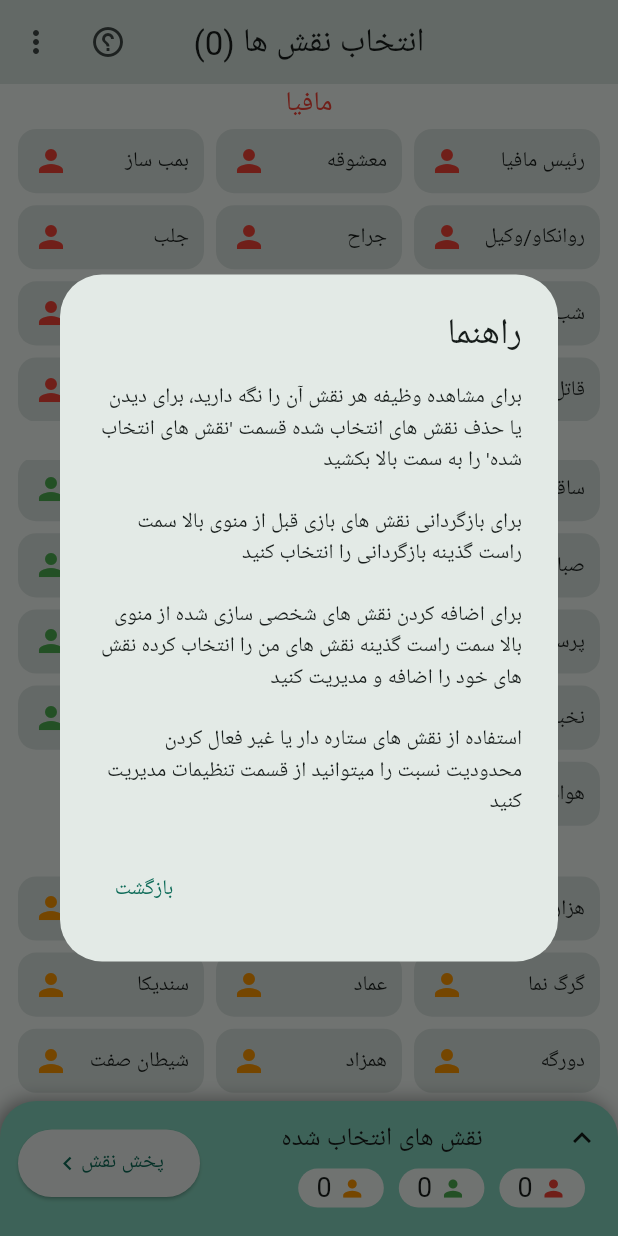
After one commit to TiimmyFTurner/mafia_2, a Flutter app: the SetRolesScreen screen opened by its route, scrolled down 361 dp, after a tap on the "help outline" icon, on a phone screen of 412 x 824 dp. The commit adds this screen. Run offline on Flutter 3.47's test engine with Material 3 defaults, Android fonts, the phone set to English and light mode, and no system bars; drawn by our look-alikes of dynamic_color; our stand-ins replace flutter_riverpod, freezed_annotation, go_router, riverpod_annotation, shared_preferences; accounts and stored records are empty; generated files the repository leaves out were written again; Roboto replaces fonts that are missing (Koodak).

Commit message:
create and config set roles screen

```diff
--- a/lib/infrastructure/router.dart
+++ b/lib/infrastructure/router.dart
@@ -3,6 +3,7 @@ import 'package:mafia_2/presentation/screens/help_roles_screen.dart';
 import 'package:mafia_2/presentation/screens/home_screen.dart';
 import 'package:mafia_2/presentation/screens/how_to_play_screen.dart';
 import 'package:mafia_2/presentation/screens/set_players_screen.dart';
+import 'package:mafia_2/presentation/screens/set_roles_screen.dart';
 import 'package:mafia_2/presentation/screens/settings_screen.dart';
 
 final GoRouter router = GoRouter(
@@ -33,5 +34,10 @@ final GoRouter router = GoRouter(
       name: 'setPlayers',
       builder: (context, state) =>  const SetPlayersScreen(),
     ),
+    GoRoute(
+      path: '/setRoles',
+      name: 'setRoles',
+      builder: (context, state) =>  const SetRolesScreen(),
+    ),
   ],
 );
--- a/lib/presentation/screens/set_players_screen.dart
+++ b/lib/presentation/screens/set_players_screen.dart
@@ -110,10 +110,7 @@ class _SetPlayersScreenState extends ConsumerState<SetPlayersScreen> {
                   ),
                   onPressed: () {
                     if (players.length > 2) {
-                      //TODO:IMPLEMENT WHEN SET ROLE PAGE IS CREATED
-                      // Navigator.of(context).push(
-                      //   MaterialPageRoute(builder: (_) => SetRoles()),
-                      // );
+                      context.pushNamed('setRoles');
                     } else {
                       ScaffoldMessenger.of(context).showSnackBar(
                         const SnackBar(
--- /dev/null
+++ b/lib/presentation/screens/set_roles_screen.dart
@@ -0,0 +1,175 @@
+import 'package:flutter/material.dart';
+import 'package:flutter_riverpod/flutter_riverpod.dart';
+import 'package:go_router/go_router.dart';
+import 'package:mafia_2/applications/state_management/player_and_roles_provider.dart';
+import 'package:mafia_2/presentation/widgets/role_list_item_widget.dart';
+import 'package:mafia_2/presentation/widgets/setRolesExhibitionBottomSheet.dart';
+
+class SetRolesScreen extends ConsumerWidget {
+  const SetRolesScreen({super.key});
+
+  @override
+  Widget build(BuildContext context, WidgetRef ref) {
+    List mafia = ref.watch(mafiasProvider);
+    List citizen = ref.watch(citizensProvider);
+    List independent = ref.watch(independentsProvider);
+
+    Widget roleGridView(
+        {required int flex, required List roles, required String setter}) {
+      return Expanded(
+        flex: flex,
+        child: GridView.count(
+          crossAxisCount: 3,
+          childAspectRatio: (2.6 / 1),
+          children: List.generate(
+            roles.length,
+            (index) => index < roles.length
+                ? InkWell(
+                    borderRadius: BorderRadius.circular(15),
+                    radius: 200,
+                    child: RoleListItemWidget(roles[index]),
+                    onTap: () {
+                      ref
+                          .read(selectedRolesProvider.notifier)
+                          .addRole(roles[index]);
+                    },
+                    onLongPress: () => showRoleJob(context, roles[index]),
+                  )
+                : Container(),
+          ),
+        ),
+      );
+    }
+
+    Widget buildBody() {
+      return Padding(
+        padding: const EdgeInsets.symmetric(horizontal: 8),
+        child: Column(
+          children: <Widget>[
+            const Text('مافیا',
+                style: TextStyle(color: Colors.red, fontSize: 18)),
+            roleGridView(flex: 4, roles: mafia, setter: "add"),
+            const Text('شهروند',
+                style: TextStyle(color: Colors.green, fontSize: 18)),
+            roleGridView(flex: 5, roles: citizen, setter: "add"),
+            const Text('مستقل',
+                style: TextStyle(color: Colors.orange, fontSize: 18)),
+            roleGridView(flex: 3, roles: independent, setter: "add"),
+            const SizedBox(height: 95)
+          ],
+        ),
+      );
+    }
+
+    return Scaffold(
+      appBar: _buildAppBar(context, ref),
+      body: Stack(
+        children: <Widget>[
+          SafeArea(child: buildBody()),
+          const SetRolesExhibitionBottomSheet(),
+        ],
+      ),
+    );
+  }
+
+  AppBar _buildAppBar(context, ref) => AppBar(
+        title: Text("انتخاب نقش ها (${ref.watch(playerNamesProvider).length})"),
+        centerTitle: true,
+        actions: <Widget>[
+          IconButton(
+            icon: const Icon(Icons.help_outline),
+            onPressed: () {
+              showDialog(
+                context: context,
+                builder: (BuildContext context) {
+                  return AlertDialog(
+                    title: const Text("راهنما"),
+                    content: const Text(
+                      "برای مشاهده وظیفه هر نقش آن را نگه دارید، برای دیدن یا حذف نقش های انتخاب شده قسمت 'نقش های انتخاب شده' را به سمت بالا بکشید \n\nبرای بازگردانی نقش های بازی قبل از منوی بالا سمت راست گذینه بازگردانی را انتخاب کنید\n\nبرای اضافه کردن نقش های شخصی سازی شده از منوی بالا سمت راست گذینه نقش های من را انتخاب کرده نقش های خود را اضافه و مدیریت کنید\n\nاستفاده از نقش های ستاره دار یا غیر فعال کردن محدودیت نسبت را میتوانید از قسمت تنظیمات مدیریت کنید",
+                    ),
+                    actions: [
+                      TextButton(
+                        child: const Text("بازگشت"),
+                        onPressed: () => context.pop(),
+                      ),
+                    ],
+                  );
+                },
+              );
+            },
+          ),
+          _popupMenuButton(context),
+        ],
+      );
+
+  showRoleJob(_, role) {
+    return showDialog(
+      context: _,
+      builder: (BuildContext context) {
+        return AlertDialog(
+          title: Text(
+            role.name,
+          ),
+          content: SingleChildScrollView(
+            child: Text(
+              role.job,
+            ),
+          ),
+          actions: <Widget>[
+            TextButton(
+              child: const Text("فهمیدم"),
+              onPressed: () {
+                Navigator.of(context).pop();
+              },
+            ),
+          ],
+        );
+      },
+    );
+  }
+
+  _popupMenuButton(context) {
+    return PopupMenuButton<int>(
+      // onSelected: (value) => _menuOnSelected(value, context),
+      itemBuilder: (context) => [
+        const PopupMenuItem(
+          value: 1,
+          child: Row(
+            children: [
+              Icon(Icons.replay),
+              SizedBox(width: 8),
+              Text("باز گردانی نقش ها"),
+            ],
+          ),
+        ),
+        const PopupMenuItem(
+          value: 2,
+          child: Row(
+            children: [
+              Icon(Icons.list_alt),
+              SizedBox(width: 8),
+              Text("نقش های من"),
+            ],
+          ),
+        ),
+      ],
+    );
+  }
+//
+// _menuOnSelected(int value, BuildContext context) {
+//   switch (value) {
+//     case 1:
+//       // Provider.of<RolesNPlayers>(context, listen: false).recoverLastRoles();
+//       break;
+//     case 2:
+//       showModalBottomSheet(
+//           context: context,
+//           enableDrag: true,
+//           isScrollControlled: true,
+//           builder: (builder) => MyRoles())
+//           .then((value) => Provider.of<RolesNPlayers>(context, listen: false)
+//           .saveCustomRoles());
+//       break;
+//   }
+// }
+}
--- a/lib/presentation/widgets/role_list_item_widget.dart
+++ b/lib/presentation/widgets/role_list_item_widget.dart
@@ -7,7 +7,7 @@ class RoleListItemWidget extends StatefulWidget {
   const RoleListItemWidget(this._role, {super.key});
 
   @override
-  _RoleListItemWidgetState createState() => _RoleListItemWidgetState();
+  State createState() => _RoleListItemWidgetState();
 }
 
 class _RoleListItemWidgetState extends State<RoleListItemWidget> {
--- /dev/null
+++ b/lib/presentation/widgets/setRolesExhibitionBottomSheet.dart
@@ -0,0 +1,337 @@
+import 'dart:ui';
+import 'dart:math';
+
+import 'package:flutter/material.dart';
+import 'package:flutter_riverpod/flutter_riverpod.dart';
+import 'package:mafia_2/applications/state_management/player_and_roles_provider.dart';
+import 'package:mafia_2/presentation/widgets/role_list_item_widget.dart';
+
+const double minHeight = 90;
+
+class SetRolesExhibitionBottomSheet extends ConsumerStatefulWidget {
+  const SetRolesExhibitionBottomSheet({super.key});
+
+  @override
+  SetRolesExhibitionBottomSheetState createState() =>
+      SetRolesExhibitionBottomSheetState();
+}
+
+class SetRolesExhibitionBottomSheetState
+    extends ConsumerState<SetRolesExhibitionBottomSheet>
+    with SingleTickerProviderStateMixin {
+  late AnimationController _animationController;
+
+  double get maxHeight => MediaQuery.of(context).size.height / 1.15;
+
+  @override
+  void initState() {
+    super.initState();
+    _animationController = AnimationController(
+      vsync: this,
+      duration: const Duration(milliseconds: 600),
+    );
+  }
+
+  @override
+  void dispose() {
+    _animationController.dispose();
+    super.dispose();
+  }
+
+  double? lerp(double min, double max) =>
+      lerpDouble(min, max, _animationController.value);
+
+  @override
+  Widget build(BuildContext context) {
+    return AnimatedBuilder(
+      animation: _animationController,
+      builder: (context, child) {
+        return Positioned(
+          height: lerp(minHeight, maxHeight),
+          bottom: 0,
+          right: 0,
+          left: 0,
+          child: GestureDetector(
+            onTap: _toggle,
+            onVerticalDragUpdate: _handleDragUpdate,
+            onVerticalDragEnd: _handleDragEnd,
+            child: Container(
+              padding: const EdgeInsets.symmetric(horizontal: 0),
+              decoration: BoxDecoration(
+                boxShadow: [
+                  BoxShadow(
+                      color: Colors.black.withOpacity(.4),
+                      blurRadius: 10,
+                      offset: const Offset(-3, -.5))
+                ],
+                color: Theme.of(context).colorScheme.inversePrimary,
+                borderRadius:
+                    const BorderRadius.vertical(top: Radius.circular(24)),
+              ),
+              child: Padding(
+                padding: const EdgeInsets.all(12),
+                child: Column(
+                  children: [
+                    Row(
+                      mainAxisAlignment: MainAxisAlignment.end,
+                      children: [
+                        Expanded(
+                          child: Column(
+                            children: [
+                              Row(
+                                children: [
+                                  RotationTransition(
+                                      turns:
+                                          AlwaysStoppedAnimation(lerp(0, .5)!),
+                                      child:
+                                          const Icon(Icons.keyboard_arrow_up)),
+                                  Expanded(
+                                    child: Text(
+                                      'نقش های انتخاب شده',
+                                      style: TextStyle(fontSize: lerp(17, 20)),
+                                      textAlign: TextAlign.center,
+                                    ),
+                                  )
+                                ],
+                              ),
+                              Row(
+                                children: [
+                                  Padding(
+                                    padding: const EdgeInsets.only(
+                                        top: 8, right: 10, left: 10),
+                                    child: Container(
+                                      decoration: BoxDecoration(
+                                        borderRadius: BorderRadius.circular(16),
+                                        color: Theme.of(context).cardColor,
+                                      ),
+                                      child: Center(
+                                        child: Padding(
+                                          padding: const EdgeInsets.symmetric(
+                                              horizontal: 12),
+                                          child: Row(
+                                            children: [
+                                              const Icon(
+                                                Icons.person,
+                                                color: Colors.red,
+                                                size: 18,
+                                              ),
+                                              Text(
+                                                " ${ref.watch(selectedMafiaProvider)}",
+                                                style: const TextStyle(
+                                                    fontSize: 18),
+                                              ),
+                                            ],
+                                          ),
+                                        ),
+                                      ),
+                                    ),
+                                  ),
+                                  Padding(
+                                    padding: const EdgeInsets.only(top: 8),
+                                    child: Container(
+                                      decoration: BoxDecoration(
+                                        borderRadius: BorderRadius.circular(16),
+                                        color: Theme.of(context).cardColor,
+                                      ),
+                                      child: Center(
+                                        child: Padding(
+                                          padding: const EdgeInsets.symmetric(
+                                              horizontal: 12),
+                                          child: Row(
+                                            children: [
+                                              const Icon(
+                                                Icons.person,
+                                                color: Colors.green,
+                                                size: 18,
+                                              ),
+                                              Text(
+                                                " ${ref.watch(selectedCitizenProvider) - ref.watch(selectedIndependentProvider)}",
+                                                style: const TextStyle(
+                                                    fontSize: 18),
+                                              ),
+                                            ],
+                                          ),
+                                        ),
+                                      ),
+                                    ),
+                                  ),
+                                  Padding(
+                                    padding: const EdgeInsets.only(
+                                        top: 8, right: 10, left: 10),
+                                    child: Container(
+                                      decoration: BoxDecoration(
+                                        borderRadius: BorderRadius.circular(16),
+                                        color: Theme.of(context).cardColor,
+                                      ),
+                                      child: Center(
+                                        child: Padding(
+                                          padding: const EdgeInsets.symmetric(
+                                              horizontal: 12),
+                                          child: Row(
+                                            children: [
+                                              const Icon(
+                                                Icons.person,
+                                                color: Colors.orange,
+                                                size: 18,
+                                              ),
+                                              Text(
+                                                " ${ref.watch(selectedIndependentProvider)}",
+                                                style: const TextStyle(
+                                                    fontSize: 18),
+                                              ),
+                                            ],
+                                          ),
+                                        ),
+                                      ),
+                                    ),
+                                  ),
+                                ],
+                              )
+                            ],
+                          ),
+                        ),
+                        SizedBox(
+                          height: 45,
+                          child: ElevatedButton(
+                            child: const Row(
+                              // mainAxisSize: MainAxisSize.min,
+                              children: [
+                                Text("پخش نقش"),
+                                Icon(Icons.navigate_next)
+                              ],
+                            ),
+                            onPressed: () {
+                              // if (!Provider.of<RolesNPlayers>(context,
+                              //         listen: false)
+                              //     .selectedRoles
+                              //     .isEmpty) {
+                              //   Provider.of<RolesNPlayers>(context,
+                              //           listen: false)
+                              //       .saveRoles();
+                              //   Provider.of<RolesNPlayers>(context,
+                              //           listen: false)
+                              //       .setPlayers();
+                              //   Navigator.of(context).pushReplacement(
+                              //     MaterialPageRoute(
+                              //         builder: (_) => ShowRoles()),
+                              //   );
+                              // }
+                            },
+                          ),
+                        ),
+                      ],
+                    ),
+                    _buildSelectedItemList(),
+                  ],
+                ),
+              ),
+            ),
+          ),
+        );
+      },
+    );
+  }
+
+  void _toggle() {
+    setState(() {});
+    final bool isOpen =
+        _animationController.status == AnimationStatus.completed;
+    _animationController.fling(velocity: isOpen ? -2 : 2);
+  }
+
+  void _handleDragUpdate(DragUpdateDetails details) {
+    _animationController.value -= details.primaryDelta! / maxHeight;
+  }
+
+  void _handleDragEnd(DragEndDetails details) {
+    if (_animationController.isAnimating ||
+        _animationController.status == AnimationStatus.completed) return;
+
+    final double flingVelocity =
+        details.velocity.pixelsPerSecond.dy / maxHeight;
+    if (flingVelocity < 0.0) {
+      _animationController.fling(velocity: max(2.0, -flingVelocity));
+    } else if (flingVelocity > 0.0) {
+      _animationController.fling(velocity: min(-2.0, -flingVelocity));
+    } else {
+      _animationController.fling(
+          velocity: _animationController.value < 0.5 ? -2.0 : 2.0);
+    }
+  }
+
+  Widget _buildSelectedItemList() {
+    dynamic roles = ref.watch(selectedRolesProvider);
+    return roles.length != 0
+        ? Expanded(
+            child: Padding(
+              padding: const EdgeInsets.symmetric(vertical: 14),
+              child: GridView.count(
+                physics: const BouncingScrollPhysics(),
+                crossAxisCount: 3,
+                childAspectRatio: (2.5 / 1),
+                children: List.generate(
+                  roles.length,
+                  (index) => InkWell(
+                    borderRadius: BorderRadius.circular(20),
+                    radius: 200,
+                    child: RoleListItemWidget(roles[index]),
+                    onTap: () {
+                      ref
+                          .read(selectedRolesProvider.notifier)
+                          .removeRole(roles[index]);
+                    },
+                    onLongPress: () => showRoleJob(context, roles[index]),
+                  ),
+                ),
+              ),
+            ),
+          )
+        : AnimatedSwitcher(
+            duration: const Duration(milliseconds: 500),
+            child: lerp(0, 1)! > .8
+                ? Column(
+                    children: [
+                      Image.asset("asset/theme/empty.png"),
+                      const Text(
+                        'نقشی انتخاب نشده',
+                        style: TextStyle(fontSize: 22),
+                      ),
+                      const Opacity(
+                        opacity: .6,
+                        child: Text(
+                          "برای شروع بازی نقش های دلخواه خود را انتخاب کنید ",
+                          style: TextStyle(fontSize: 18),
+                        ),
+                      )
+                    ],
+                  )
+                : Container(),
+          );
+  }
+
+  showRoleJob(_, role) {
+    return showDialog(
+      context: _,
+      builder: (BuildContext context) {
+        return AlertDialog(
+          title: Text(
+            role.name,
+          ),
+          content: SingleChildScrollView(
+            child: Text(
+              role.job,
+            ),
+          ),
+          actions: <Widget>[
+            TextButton(
+              child: const Text("فهمیدم"),
+              onPressed: () {
+                Navigator.of(context).pop();
+              },
+            ),
+          ],
+        );
+      },
+    );
+  }
+}
```
Also changed, not shown: lib/applications/state_management/player_and_roles_provider.dart (+18 -30 lines), asset/theme/empty.png (added), lib/applications/state_management/player_and_roles_provider.g.dart.
